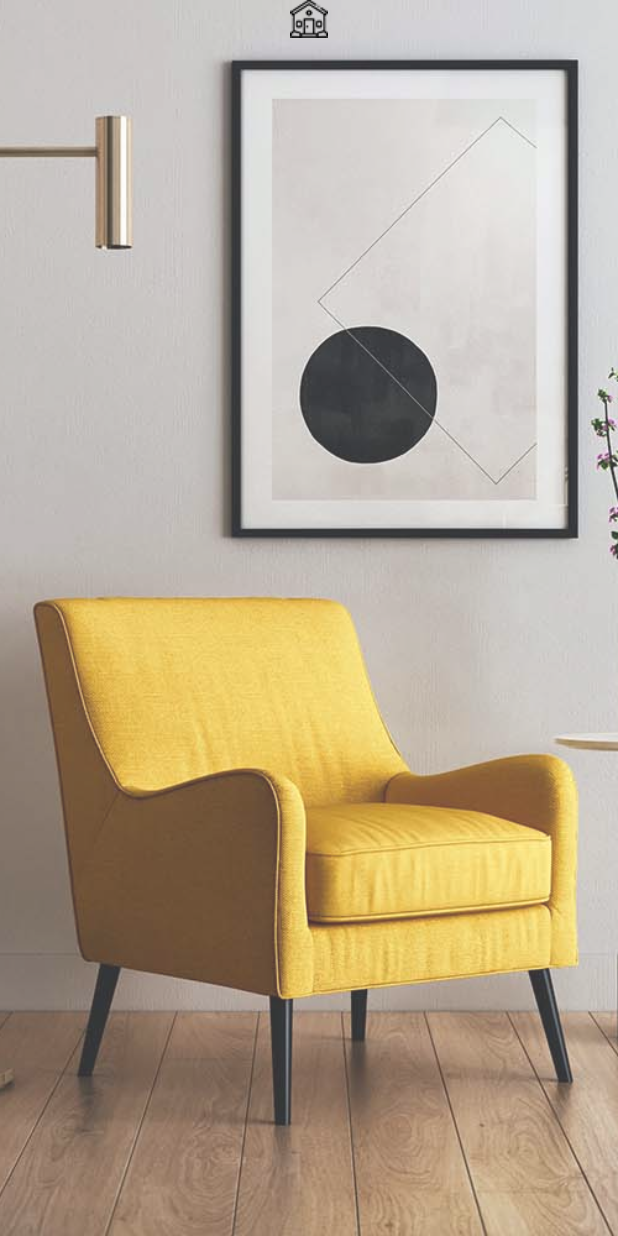
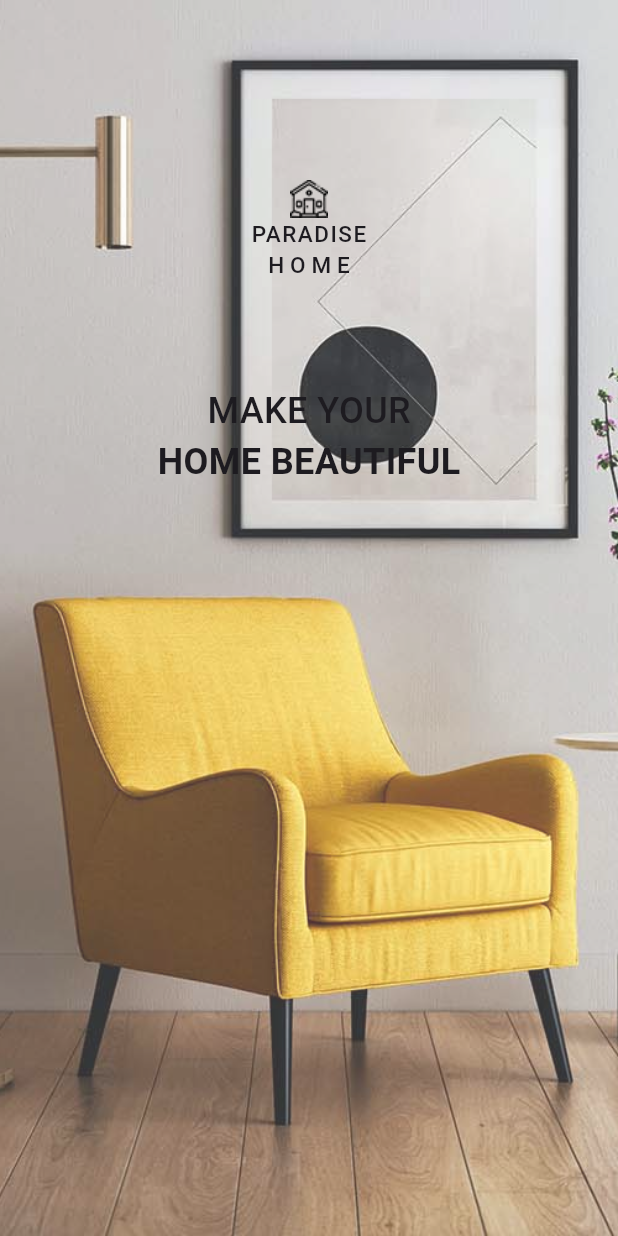
Before and after one commit to Tosin8/ktea, a Flutter app: the screen it shows after launch, on a phone screen of 412 x 824 dp. Run offline on Flutter 3.47's test engine with Material 2 defaults, Android fonts, the phone set to English and light mode, and no system bars.

Commit message:
Update splash_body.dart

```diff
--- a/lib/splash_screen/splash_body.dart
+++ b/lib/splash_screen/splash_body.dart
@@ -13,18 +13,51 @@ class Splash_Body extends StatelessWidget {
       children: [
         bkgImage,
         Container(
+          child: Padding(
+            padding: const EdgeInsets.symmetric(vertical: 120),
             child: Column(
               children: [
+                Center(
+                  child: Column(
+                    children: [
+                      Image.asset(
+                        'assets/icons/app_icon_black_25.png',
+                      ),
+                      Text(
+                        'PARADISE',
+                        style: TextStyle(
+                          fontSize: 15,
+                          fontWeight: FontWeight.w500,
+                          letterSpacing: 1.0,
+                        ),
+                      ),
+                      Text(
+                        'HOME',
+                        style: TextStyle(
+                            fontSize: 15,
+                            fontWeight: FontWeight.w500,
+                            letterSpacing: 3.90),
+                      ),
+                    ],
+                  ),
+                ),
+                SizedBox(height: 70),
                 Column(
                   children: [
-                  Center(
-                    child: Image.asset(
-                      'assets/icons/app_icon_black_25.png',
+                    Text(
+                      'MAKE YOUR',
+                      style:
+                          TextStyle(fontSize: 24, fontWeight: FontWeight.w500),
                     ),
-                  )
+                    Text(
+                      'HOME BEAUTIFUL',
+                      style:
+                          TextStyle(fontSize: 24, fontWeight: FontWeight.w600),
+                    ),
                   ],
-              )
+                ),
               ],
+            ),
           ),
         )
       ],
```
Lines whose indentation alone changed are shown as unchanged.
